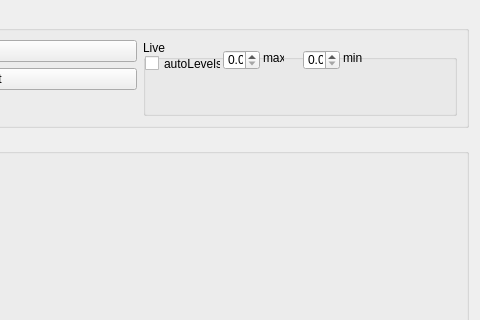
Old version of the form form.ui in the repository micropolimi/Hamamatsu_ScopeFoundry; both pictures show x 201 to 681 and y 0 to 320 of the 681 by 728 pixel window.
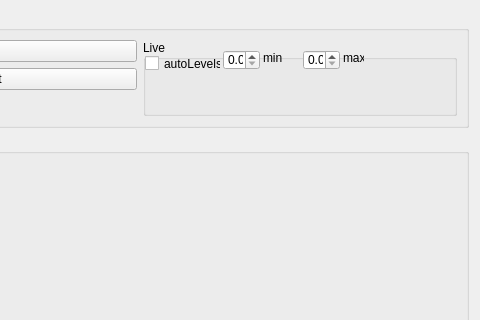
New version of the form.

```diff
--- a/form.ui
+++ b/form.ui
@@ -97,7 +97,7 @@
           </rect>
          </property>
          <property name="text">
-          <string>max</string>
+          <string>min</string>
          </property>
         </widget>
         <widget class="QLabel" name="label_min">
@@ -110,7 +110,7 @@
           </rect>
          </property>
          <property name="text">
-          <string>min</string>
+          <string>max</string>
          </property>
         </widget>
         <zorder>label_max</zorder>
```
